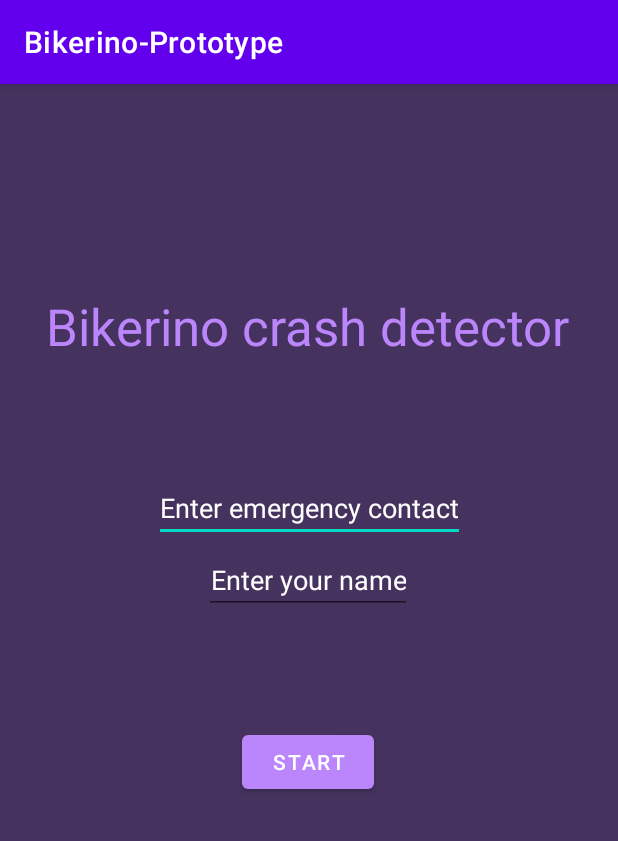
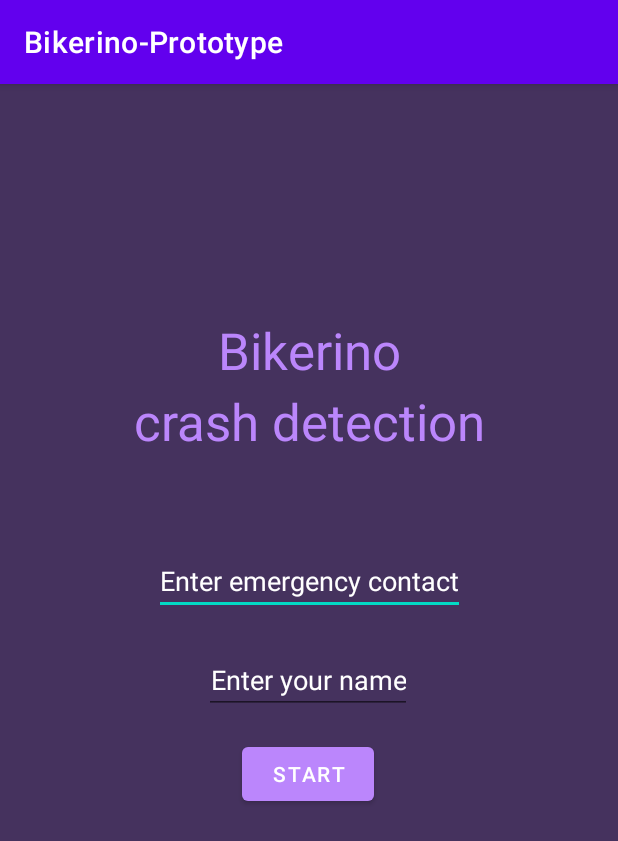
Before and after one commit to Zak-Fin/Bikerino-app, an Android app: the screen it shows after launch (MainActivity), on a phone screen of 412 x 824 dp. Shown: the top 841 px of the screen. Run offline under Robolectric (Android 15) with nearby library versions, the phone set to English and light mode, and no system bars; our stand-ins replace Volley; Roboto replaces fonts that are not available here; 1 statement that could not run was skipped.

Commit message:
Awesome alerts and more design stuff

```diff
--- a/app/src/main/java/com/example/bikerino_prototype/MainActivity.java
+++ b/app/src/main/java/com/example/bikerino_prototype/MainActivity.java
@@ -101,10 +101,17 @@ public class MainActivity extends AppCompatActivity  implements SensorEventListe
     protected EditText phoneNumber;
     protected EditText contactName;
     private static final String USER_AGENT = "Mozilla/5.0";
+    protected MediaPlayer beaconSfx;
+    protected MediaPlayer crashSfx;
+    protected MediaPlayer emergencySfx;
+
     @Override
     protected void onCreate(Bundle savedInstanceState) {
         super.onCreate(savedInstanceState);
         setContentView(R.layout.activity_main);
+        beaconSfx = MediaPlayer.create(MainActivity.this, R.raw.beacon);
+        crashSfx = MediaPlayer.create(MainActivity.this, R.raw.crash_detected);
+        emergencySfx = MediaPlayer.create(MainActivity.this, R.raw.emergency_contact);
         // Initialize SensorManager
         sensorManager = (SensorManager) getSystemService(Context.SENSOR_SERVICE);
 
@@ -150,6 +157,7 @@ public class MainActivity extends AppCompatActivity  implements SensorEventListe
                 getLastLocation();
                 String msgText = String.format("BIKERINO - CRASH DETECTED - %s has been injured: current location: https://maps.google.com/?q=%s,%s (THIS IS A TEST, DO NOT TAKE ACTION)", contactName.getText().toString(), currentLat, currentLon);
                 sendSms(phoneNumber.getText().toString(), msgText);
+                emergencySfx.start();
             }
         };
         // Initialize TextViews
@@ -282,6 +290,8 @@ public class MainActivity extends AppCompatActivity  implements SensorEventListe
     public void okayFunc(View view){
         // Cancel the countdown timer
         countDownTimer.cancel();
+        beaconSfx.stop();
+        crashSfx.stop();
         // Hide the elements
         crash_message.setVisibility(View.GONE);
         crash_button.setVisibility(View.GONE);
@@ -290,6 +300,9 @@ public class MainActivity extends AppCompatActivity  implements SensorEventListe
         cycleButton.setVisibility(View.VISIBLE);
         phoneNumber.setVisibility(View.VISIBLE);
         contactName.setVisibility(View.VISIBLE);
+        emergencySfx = MediaPlayer.create(MainActivity.this, R.raw.emergency_contact);
+        crashSfx = MediaPlayer.create(MainActivity.this, R.raw.crash_detected);
+        beaconSfx = MediaPlayer.create(MainActivity.this, R.raw.beacon);
 
     }
     public void onCycleClick(View view){
@@ -396,8 +409,8 @@ public class MainActivity extends AppCompatActivity  implements SensorEventListe
         accelerometerValuesTextView.setVisibility(View.GONE);
         cycleButton.setVisibility(View.GONE);
         countDownTimer.start();
-        MediaPlayer mediaPlayer = MediaPlayer.create(MainActivity.this, R.raw.alert);
-        mediaPlayer.start();
+        crashSfx.start();
+        beaconSfx.start();
     }
     public void getSensorData(){
 
--- a/app/src/main/res/layout/activity_main.xml
+++ b/app/src/main/res/layout/activity_main.xml
@@ -5,8 +5,8 @@
     xmlns:tools="http://schemas.android.com/tools"
     android:layout_width="match_parent"
     android:layout_height="match_parent"
-    tools:context=".MainActivity"
-    android:background="@color/purple_bg">
+    android:background="@color/purple_bg"
+    tools:context=".MainActivity">
 
 
     <TextView
@@ -14,30 +14,32 @@
         android:layout_width="wrap_content"
         android:layout_height="wrap_content"
         android:fontFamily="@font/ubuntu_light"
+        android:gravity="center"
+        android:lineSpacingExtra="8sp"
         android:text="@string/accelerometerValues_default"
         android:textAppearance="@style/TextAppearance.AppCompat.Display1"
+
         android:textColor="@color/purple_200"
         app:layout_constraintBottom_toBottomOf="parent"
-        app:layout_constraintHorizontal_bias="0.491"
-
-        app:layout_constraintLeft_toLeftOf="parent"
-        app:layout_constraintRight_toRightOf="parent"
+        app:layout_constraintEnd_toEndOf="parent"
+        app:layout_constraintStart_toStartOf="parent"
         app:layout_constraintTop_toTopOf="parent"
-        app:layout_constraintVertical_bias="0.192" />
+        app:layout_constraintVertical_bias="0.229" />
 
     <Button
         android:id="@+id/cycleButton"
         android:layout_width="wrap_content"
         android:layout_height="wrap_content"
-        android:layout_marginTop="428dp"
 
         android:onClick="onCycleClick"
         android:text="@string/button_cycle_default"
         app:backgroundTint="@color/bikerino_dev_background"
+        app:layout_constraintBottom_toBottomOf="parent"
         app:layout_constraintEnd_toEndOf="parent"
         app:layout_constraintHorizontal_bias="0.498"
         app:layout_constraintStart_toStartOf="parent"
-        app:layout_constraintTop_toTopOf="parent" />
+        app:layout_constraintTop_toTopOf="parent"
+        app:layout_constraintVertical_bias="0.606" />
 
     <TextView
         android:id="@+id/crash_message"
@@ -73,15 +75,16 @@
         android:layout_width="wrap_content"
         android:layout_height="wrap_content"
         android:layout_centerHorizontal="true"
-        android:layout_marginTop="260dp"
         android:gravity="center"
         android:hint="Enter emergency contact"
         android:phoneNumber="true"
         android:textColor="@color/bikerino_dev_background"
         android:textColorHint="@color/abc_primary_text_material_dark"
+        app:layout_constraintBottom_toBottomOf="parent"
         app:layout_constraintEnd_toEndOf="parent"
         app:layout_constraintStart_toStartOf="parent"
-        app:layout_constraintTop_toTopOf="parent" />
+        app:layout_constraintTop_toTopOf="parent"
+        app:layout_constraintVertical_bias="0.427" />
 
     <EditText
         android:id="@+id/userName"
@@ -90,36 +93,37 @@
         android:layout_below="@+id/contactID"
         android:layout_alignStart="@+id/contactID"
         android:layout_alignLeft="@+id/contactID"
-        android:layout_marginTop="308dp"
         android:gravity="center"
         android:hint="Enter your name"
         android:textColor="@color/bikerino_dev_background"
         android:textColorHint="@color/abc_primary_text_material_dark"
+        app:layout_constraintBottom_toBottomOf="parent"
         app:layout_constraintEnd_toEndOf="parent"
         app:layout_constraintHorizontal_bias="0.498"
         app:layout_constraintStart_toStartOf="parent"
-        app:layout_constraintTop_toTopOf="parent" />
+        app:layout_constraintTop_toTopOf="parent"
+        app:layout_constraintVertical_bias="0.518" />
 
     <Button
         android:id="@+id/crash_button"
         android:layout_width="wrap_content"
         android:layout_height="wrap_content"
-        android:layout_marginTop="404dp"
         android:fontFamily="@font/ubuntu_light"
         android:onClick="okayFunc"
         android:text="@string/crash_button"
         android:visibility="gone"
         app:backgroundTint="@color/bikerino_dev_background"
+        app:layout_constraintBottom_toBottomOf="parent"
         app:layout_constraintEnd_toEndOf="parent"
         app:layout_constraintHorizontal_bias="0.498"
         app:layout_constraintStart_toStartOf="parent"
-        app:layout_constraintTop_toTopOf="parent" />
+        app:layout_constraintTop_toTopOf="parent"
+        app:layout_constraintVertical_bias="0.606" />
 
     <TextView
         android:id="@+id/EmergencyCall"
-        android:layout_width="wrap_content"
-        android:layout_height="wrap_content"
-        android:layout_marginTop="512dp"
+        android:layout_width="331dp"
+        android:layout_height="245dp"
         android:autoText="false"
         android:fontFamily="@font/ubuntu_light"
         android:gravity="center"
@@ -127,11 +131,13 @@
         android:textAllCaps="false"
         android:textAppearance="@style/TextAppearance.AppCompat.Large"
         android:textColor="@color/teal_200"
+        android:textStyle="bold"
         android:visibility="gone"
+        app:layout_constraintBottom_toBottomOf="parent"
         app:layout_constraintEnd_toEndOf="parent"
-        app:layout_constraintHorizontal_bias="0.0"
         app:layout_constraintStart_toStartOf="parent"
-        app:layout_constraintTop_toTopOf="parent" />
+        app:layout_constraintTop_toTopOf="parent"
+        app:layout_constraintVertical_bias="0.421" />
 
     <!--    <Button-->
     <!--        android:id="@+id/crashButton"-->
--- a/app/src/main/res/values/strings.xml
+++ b/app/src/main/res/values/strings.xml
@@ -2,10 +2,10 @@
     <string name="app_name">Bikerino-Prototype</string>
     <string name="button_cycle_default">Start</string>
     <string name="button_crash_default">Record crash</string>
-    <string name="accelerometerValues_default">Bikerino crash detector</string>
+    <string name="accelerometerValues_default">Bikerino\ncrash detection</string>
     <string name="recording_cycle">In progress...</string>
     <string name="crash_message">Oh no, you\'ve crashed!</string>
     <string name="timerTextView">Time: </string>
     <string name="crash_button">I\'m OK</string>
-    <string name="EmergencyCall">Emergency services have been called, remain calm and try and go into the recovery position if possible</string>
+    <string name="EmergencyCall">Emergency services know where you are and are on the way. If you feel able: try going into recovery position. If you are in the road, try to move out of the way.</string>
 </resources>
```
Also changed, not shown: 50 other files. Lines whose indentation alone changed are shown as unchanged.
